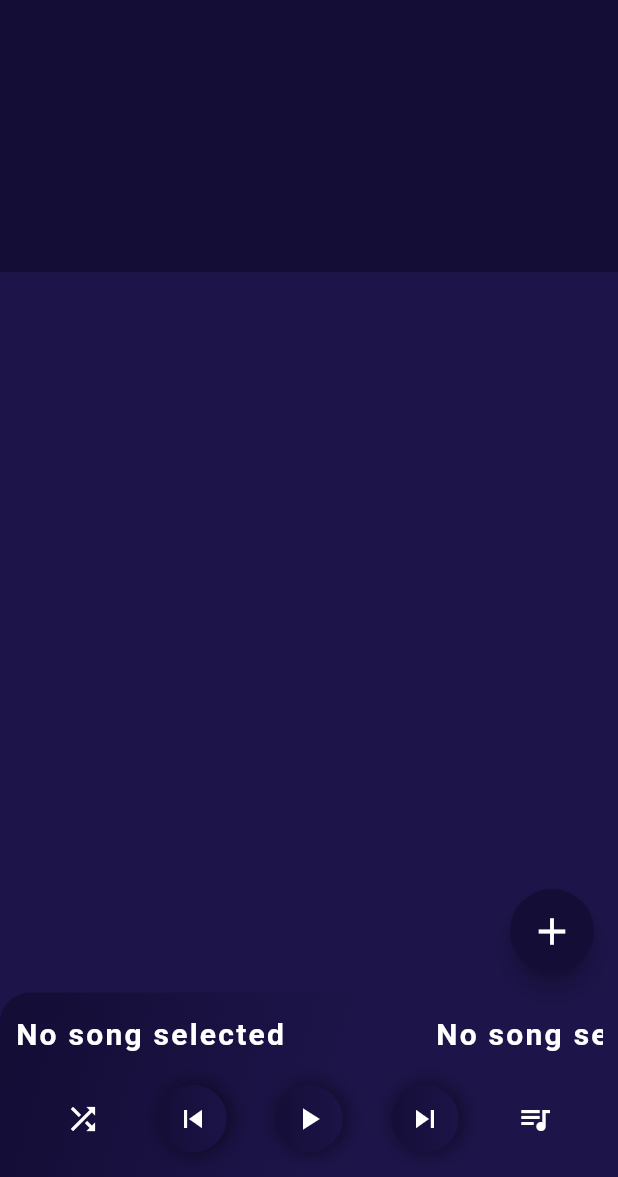
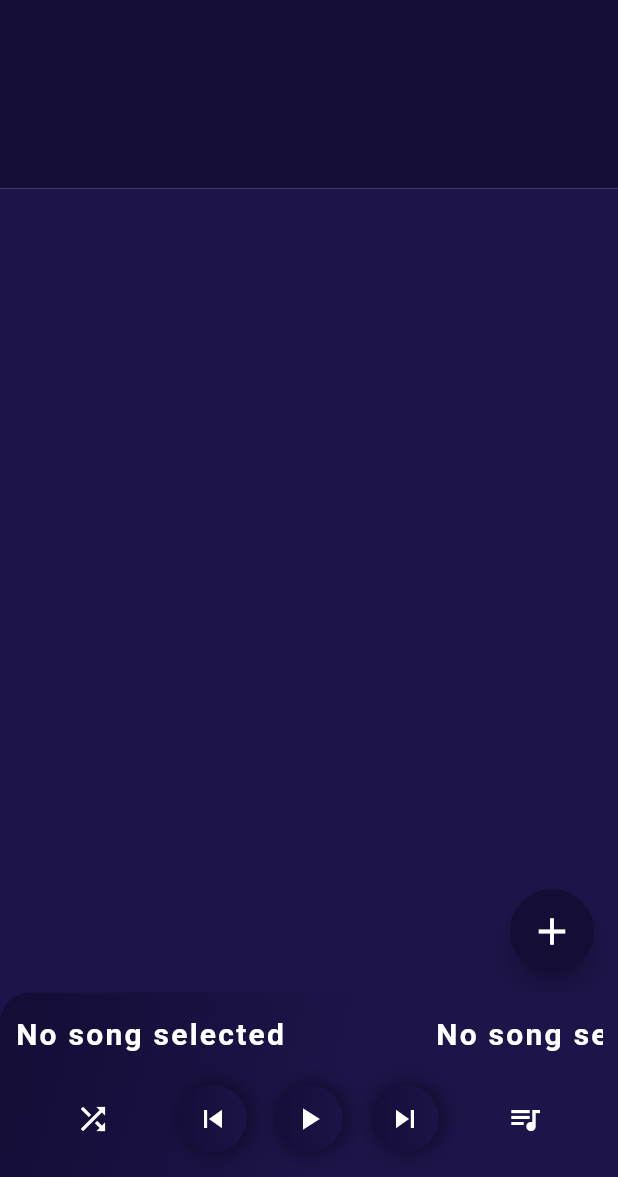
Before and after one commit to zalviandyr/music-player-flutter, a Flutter app: the screen it shows after launch, after a tap on the "shuffle" icon, on a phone screen of 412 x 824 dp, the part 59-1236 px from its top. Run offline on Flutter 3.47's test engine with Material 2 defaults, Android fonts, the phone set to English and light mode, and no system bars; drawn by our look-alikes of marquee; our stand-ins replace equatable, flutter_bloc, font_awesome_flutter, just_audio, permission_handler, shared_preferences; missing offline and left inert: filesystem_picker.

Commit message:
persistent player

```diff
--- a/lib/main.dart
+++ b/lib/main.dart
@@ -2,13 +2,35 @@ import 'package:flutter/material.dart';
 import 'package:flutter/services.dart';
 import 'package:flutter_bloc/flutter_bloc.dart';
 import 'package:music_player/bloc/bloc.dart';
+import 'package:music_player/event_state/event_state.dart';
 import 'package:music_player/pages/pages.dart';
+import 'package:music_player/widgets/widgets.dart';
 
 void main() {
+  WidgetsFlutterBinding.ensureInitialized();
+
   runApp(MyApp());
 }
 
 class MyApp extends StatelessWidget {
+  final PlayingBloc playingBloc = PlayingBloc();
+
+  void _onPlayPause() {
+    playingBloc.add(SongPlayPause());
+  }
+
+  void _onPrev() {
+    playingBloc.add(SongPrev());
+  }
+
+  void _onNext() {
+    playingBloc.add(SongNext());
+  }
+
+  void _onShuffle() {
+    playingBloc.add(SongShuffle());
+  }
+
   @override
   Widget build(BuildContext context) {
     SystemChrome.setSystemUIOverlayStyle(SystemUiOverlayStyle(
@@ -19,7 +41,7 @@ class MyApp extends StatelessWidget {
       providers: [
         BlocProvider<PlaylistBloc>(create: (context) => PlaylistBloc()),
         BlocProvider<SongBloc>(create: (context) => SongBloc()),
-        BlocProvider<PlayingBloc>(create: (context) => PlayingBloc()),
+        BlocProvider<PlayingBloc>(create: (context) => playingBloc),
       ],
       child: MaterialApp(
         title: 'Flutter Demo',
@@ -34,6 +56,50 @@ class MyApp extends StatelessWidget {
           PlaylistPage.routeName: (context) => PlaylistPage(),
         },
         initialRoute: '/',
+        builder: (context, child) {
+          final Size screenSize = MediaQuery.of(context).size;
+
+          return Stack(
+            children: [
+              Column(
+                children: [
+                  Container(
+                    height: screenSize.height * 0.2,
+                    width: double.infinity,
+                    color: Theme.of(context).primaryColor,
+                  ),
+                  Expanded(
+                    child: Container(
+                      color: Theme.of(context).accentColor,
+                    ),
+                  )
+                ],
+              ),
+              child!,
+              Positioned(
+                bottom: 0,
+                left: 0,
+                right: 0,
+                child: BlocBuilder<PlayingBloc, SongState>(
+                  builder: (context, state) {
+                    return Playing(
+                      title: state is SongPlaying
+                          ? state.song.name
+                          : state is SongPausing
+                              ? state.song.name
+                              : 'No song selected',
+                      onPlayPause: _onPlayPause,
+                      onPrev: _onPrev,
+                      onNext: _onNext,
+                      onShuffle: _onShuffle,
+                      isPlaying: state is SongPlaying,
+                    );
+                  },
+                ),
+              ),
+            ],
+          );
+        },
       ),
     );
   }
--- a/lib/pages/home_page.dart
+++ b/lib/pages/home_page.dart
@@ -1,6 +1,5 @@
 import 'dart:io';
 
-// ignore: import_of_legacy_library_into_null_safe
 import 'package:filesystem_picker/filesystem_picker.dart';
 import 'package:flutter/material.dart';
 import 'package:flutter_bloc/flutter_bloc.dart';
@@ -22,7 +21,7 @@ class HomePage extends StatelessWidget {
   }
 
   void _openFileAction(BuildContext context, PlaylistBloc playlistBloc) async {
-    String path = await FilesystemPicker.open(
+    String? path = await FilesystemPicker.open(
       context: context,
       rootDirectory: Directory('/storage/emulated/0/'),
       fsType: FilesystemType.folder,
@@ -33,7 +32,6 @@ class HomePage extends StatelessWidget {
     );
 
     List<String> pathMp3 = [];
-    // ignore: unnecessary_null_comparison
     if (path != null) {
       pathMp3 = await Util.filterMp3(path);
 
@@ -64,50 +62,17 @@ class HomePage extends StatelessWidget {
     }
   }
 
-  void _onPlayPause(PlayingBloc playingBloc) {
-    playingBloc.add(SongPlayPause());
-  }
-
-  void _onPrev(PlayingBloc playingBloc) {
-    playingBloc.add(SongPrev());
-  }
-
-  void _onNext(PlayingBloc playingBloc) {
-    playingBloc.add(SongNext());
-  }
-
-  void _onShuffle(PlayingBloc playingBloc) {
-    playingBloc.add(SongShuffle());
-  }
-
   @override
   Widget build(BuildContext context) {
-    final Size screenSize = MediaQuery.of(context).size;
     final PlaylistBloc playlistBloc = BlocProvider.of<PlaylistBloc>(context);
-    final PlayingBloc playingBloc = BlocProvider.of<PlayingBloc>(context);
 
     // retrieve playlist
     playlistBloc.add(PlaylistRetrieve());
 
     return Scaffold(
       appBar: CustomAppBar(label: 'Music Player'),
-      body: Stack(
-        children: [
-          Column(
-            children: [
-              Container(
-                height: screenSize.height * 0.2,
-                width: double.infinity,
-                color: Theme.of(context).primaryColor,
-              ),
-              Expanded(
-                child: Container(
-                  color: Theme.of(context).accentColor,
-                ),
-              )
-            ],
-          ),
-          Padding(
+      backgroundColor: Colors.transparent,
+      body: Padding(
         padding: const EdgeInsets.only(bottom: 120),
         child: BlocBuilder<PlaylistBloc, PlaylistState>(
           builder: (context, state) {
@@ -128,24 +93,6 @@ class HomePage extends StatelessWidget {
           },
         ),
       ),
-          BlocBuilder<PlayingBloc, SongState>(
-            builder: (context, state) {
-              return Playing(
-                title: state is SongPlaying
-                    ? state.song.name
-                    : state is SongPausing
-                        ? state.song.name
-                        : 'No song selected',
-                onPlayPause: () => _onPlayPause(playingBloc),
-                onPrev: () => _onPrev(playingBloc),
-                onNext: () => _onNext(playingBloc),
-                onShuffle: () => _onShuffle(playingBloc),
-                isPlaying: state is SongPlaying,
-              );
-            },
-          ),
-        ],
-      ),
       floatingActionButton: Padding(
         padding: const EdgeInsets.only(bottom: 120),
         child: FloatingActionButton(
--- a/lib/widgets/playing.dart
+++ b/lib/widgets/playing.dart
@@ -21,11 +21,7 @@ class Playing extends StatelessWidget {
 
   @override
   Widget build(BuildContext context) {
-    return Positioned(
-      bottom: 0,
-      left: 0,
-      right: 0,
-      child: Container(
+    return Container(
       padding: const EdgeInsets.symmetric(vertical: 15.0, horizontal: 10.0),
       decoration: BoxDecoration(
         borderRadius: BorderRadius.only(
@@ -46,7 +42,7 @@ class Playing extends StatelessWidget {
             height: 25,
             child: Marquee(
               text: title,
-                style: TextStyle(
+              style: Theme.of(context).textTheme.bodyText1!.copyWith(
                     fontWeight: FontWeight.bold,
                     fontSize: 20.0,
                     letterSpacing: 1.5,
@@ -61,9 +57,11 @@ class Playing extends StatelessWidget {
           Row(
             mainAxisAlignment: MainAxisAlignment.spaceEvenly,
             children: [
-                IconButton(
-                  icon: Icon(Icons.shuffle),
+              MaterialButton(
+                child: Icon(Icons.shuffle),
                 onPressed: onShuffle,
+                padding: const EdgeInsets.all(10.0),
+                shape: CircleBorder(),
               ),
               CustomButton(
                 icon: Icons.skip_previous,
@@ -94,15 +92,16 @@ class Playing extends StatelessWidget {
                   Theme.of(context).accentColor,
                 ],
               ),
-                IconButton(
-                  icon: Icon(Icons.queue_music),
+              MaterialButton(
+                child: Icon(Icons.queue_music),
                 onPressed: () {},
+                padding: const EdgeInsets.all(10.0),
+                shape: CircleBorder(),
               ),
             ],
           ),
         ],
       ),
-      ),
     );
   }
 }
--- a/pubspec.yaml
+++ b/pubspec.yaml
@@ -25,7 +25,7 @@ dependencies:
     sdk: flutter
   cupertino_icons: ^1.0.2
   equatable: ^2.0.0
-  filesystem_picker: ^1.0.4
+  filesystem_picker: ^2.0.0-nullsafety.0
   flutter_bloc: ^7.0.0
   font_awesome_flutter: ^9.0.0
   just_audio: ^0.7.4
```
Also changed, not shown: lib/pages/playlist_page.dart (+5 -55 lines), pubspec.lock. Lines whose indentation alone changed are shown as unchanged.
